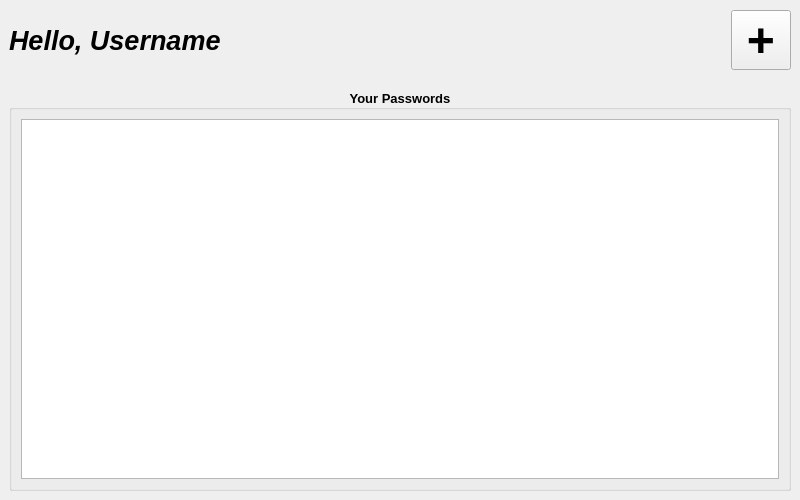
milonpabis/MasterPass, file UI/mainwindow.ui: the form before one commit.
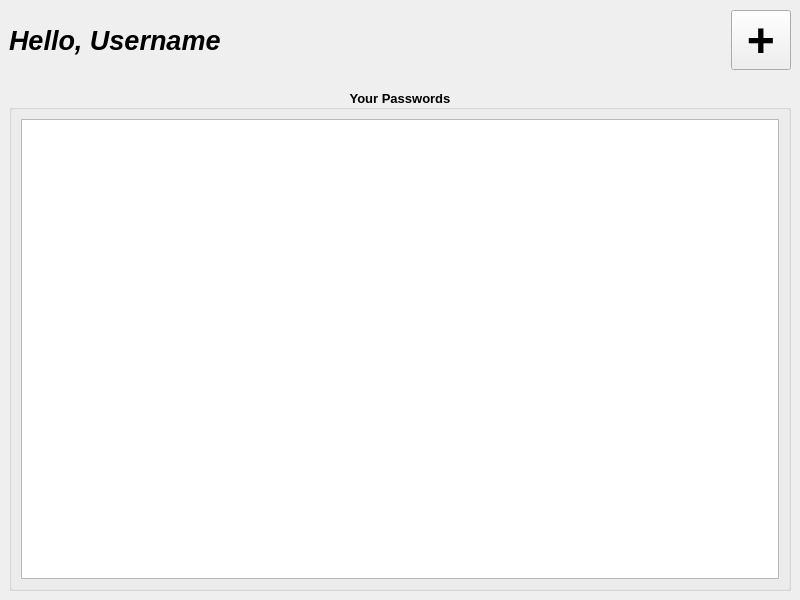
The form after the commit.

```diff
--- a/UI/mainwindow.ui
+++ b/UI/mainwindow.ui
@@ -7,19 +7,19 @@
     <x>0</x>
     <y>0</y>
     <width>800</width>
-    <height>500</height>
+    <height>600</height>
    </rect>
   </property>
   <property name="minimumSize">
    <size>
     <width>800</width>
-    <height>500</height>
+    <height>600</height>
    </size>
   </property>
   <property name="maximumSize">
    <size>
     <width>800</width>
-    <height>800</height>
+    <height>600</height>
    </size>
   </property>
   <property name="windowTitle">
@@ -29,13 +29,13 @@
    <property name="minimumSize">
     <size>
      <width>800</width>
-     <height>500</height>
+     <height>600</height>
     </size>
    </property>
    <property name="maximumSize">
     <size>
      <width>800</width>
-     <height>800</height>
+     <height>600</height>
     </size>
    </property>
    <layout class="QVBoxLayout" name="verticalLayout">
@@ -148,7 +148,17 @@
          </property>
          <layout class="QVBoxLayout" name="verticalLayout_2">
           <item>
-           <widget class="QListView" name="listView_passwords"/>
+           <widget class="QListView" name="listView_passwords">
+            <property name="spacing">
+             <number>70</number>
+            </property>
+            <property name="uniformItemSizes">
+             <bool>true</bool>
+            </property>
+            <property name="batchSize">
+             <number>100</number>
+            </property>
+           </widget>
           </item>
          </layout>
         </widget>
```
